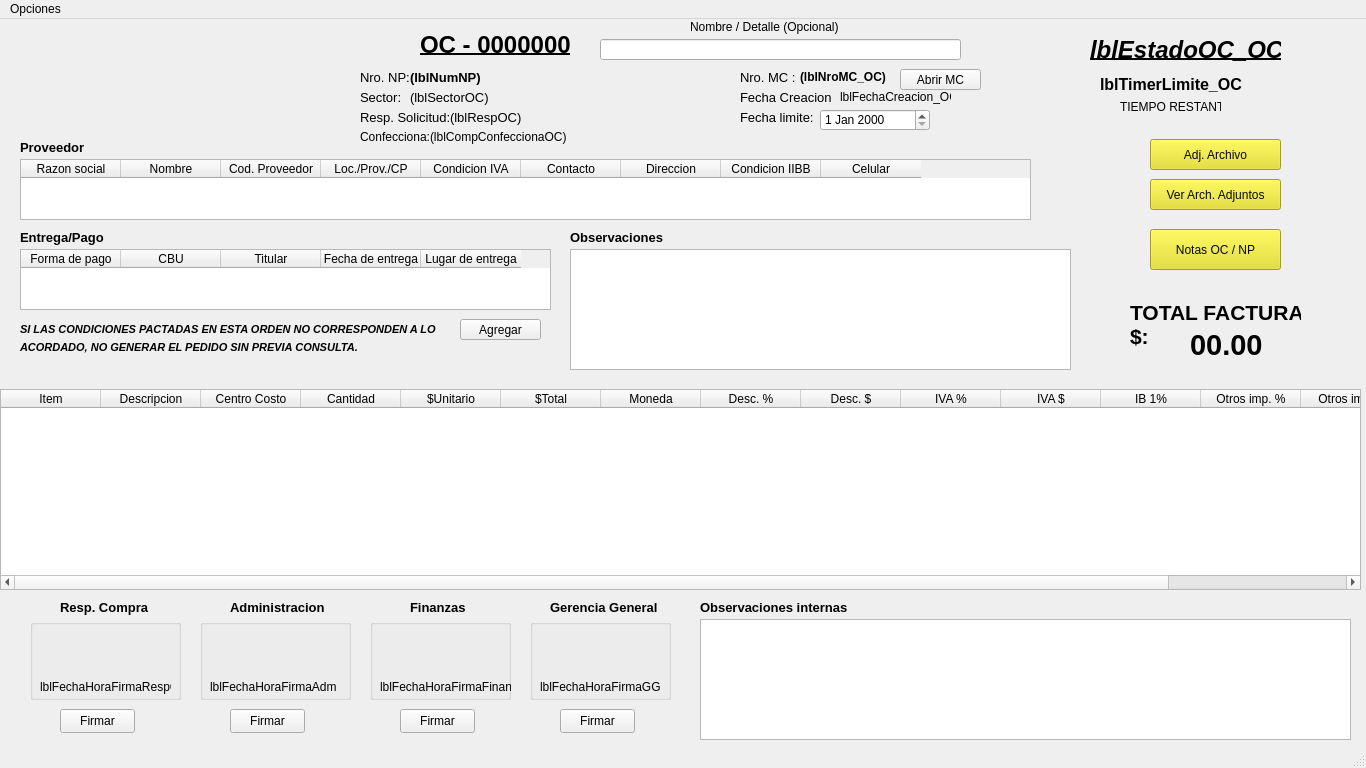
The window that editar_oc.ui (AyeQuinteros15/DemoPracticas) describes before a commit, drawn with Qt 5.
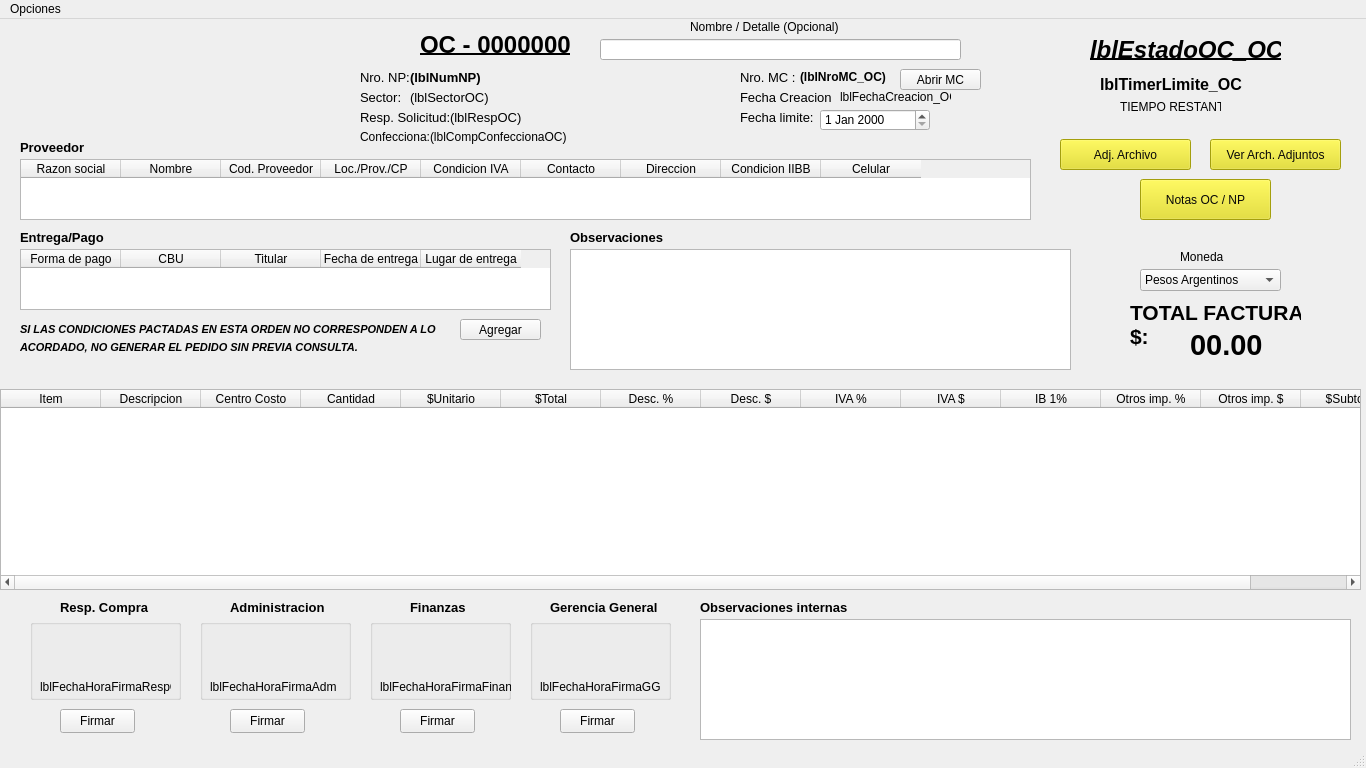
The same window after the commit. Icons and pictures are not drawn.

```diff
--- a/editar_oc.ui
+++ b/editar_oc.ui
@@ -128,11 +128,6 @@
       <string>$Total</string>
      </property>
     </column>
-    <column>
-     <property name="text">
-      <string>Moneda</string>
-     </property>
-    </column>
     <column>
      <property name="text">
       <string>Desc. %</string>
@@ -756,7 +751,7 @@
    <widget class="QPushButton" name="btnAdjuntarArchivo_OC">
     <property name="geometry">
      <rect>
-      <x>1150</x>
+      <x>1060</x>
       <y>120</y>
       <width>131</width>
       <height>31</height>
@@ -979,8 +974,8 @@
    <widget class="QPushButton" name="btnVerArchivosAdjuntos_OC">
     <property name="geometry">
      <rect>
-      <x>1150</x>
-      <y>160</y>
+      <x>1210</x>
+      <y>120</y>
       <width>131</width>
       <height>31</height>
      </rect>
@@ -1103,8 +1098,8 @@
    <widget class="QPushButton" name="btnAbrirNotas_OC">
     <property name="geometry">
      <rect>
-      <x>1150</x>
-      <y>210</y>
+      <x>1140</x>
+      <y>160</y>
       <width>131</width>
       <height>41</height>
      </rect>
@@ -1231,6 +1226,44 @@
      <string>(lblCompConfeccionaOC)</string>
     </property>
    </widget>
+   <widget class="QComboBox" name="comboBoxMoneda_OC">
+    <property name="geometry">
+     <rect>
+      <x>1140</x>
+      <y>250</y>
+      <width>141</width>
+      <height>22</height>
+     </rect>
+    </property>
+    <item>
+     <property name="text">
+      <string>Pesos Argentinos</string>
+     </property>
+    </item>
+    <item>
+     <property name="text">
+      <string>Dolares</string>
+     </property>
+    </item>
+    <item>
+     <property name="text">
+      <string>Euros</string>
+     </property>
+    </item>
+   </widget>
+   <widget class="QLabel" name="label_8">
+    <property name="geometry">
+     <rect>
+      <x>1180</x>
+      <y>230</y>
+      <width>49</width>
+      <height>16</height>
+     </rect>
+    </property>
+    <property name="text">
+     <string>Moneda</string>
+    </property>
+   </widget>
   </widget>
   <widget class="QMenuBar" name="menubar">
    <property name="geometry">
```
